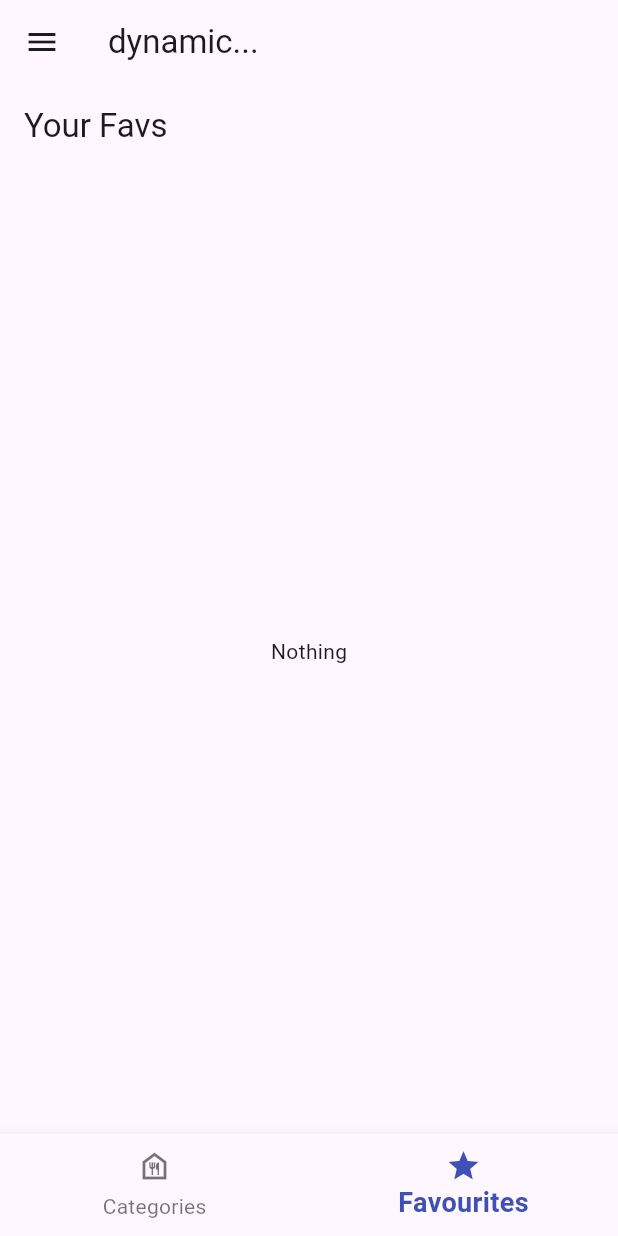
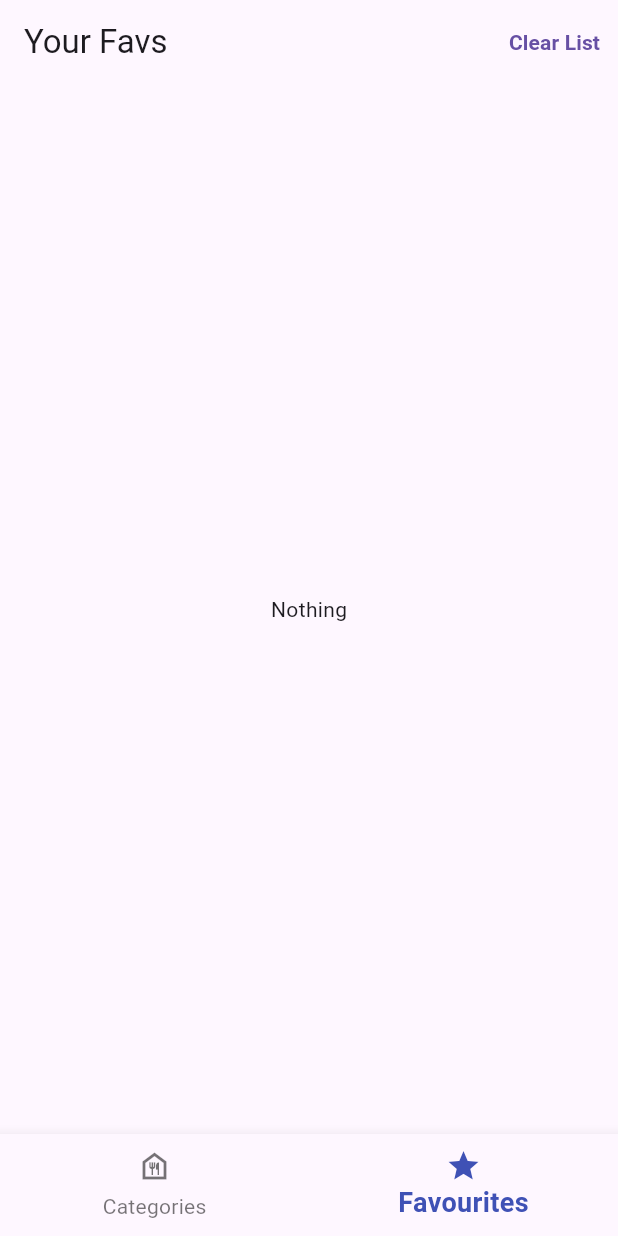
Before and after one commit to Muha06/meal-recipe-app, a Flutter app: the screen it shows after launch, item 2 of the bottom bar chosen, on a phone screen of 412 x 824 dp. Run offline on Flutter 3.47's test engine with Material 3 defaults, Android fonts, the phone set to English and light mode, and no system bars; our stand-ins replace flutter_riverpod, google_fonts, transparent_image.

Commit message:
added Riverpod

```diff
--- a/lib/main.dart
+++ b/lib/main.dart
@@ -1,9 +1,10 @@
 import 'package:flutter/material.dart';
+import 'package:flutter_riverpod/flutter_riverpod.dart';
 import 'package:google_fonts/google_fonts.dart';
 import 'package:meals/screens/tabs_screens.dart';
 
 void main() {
-  runApp(const MyApp());
+  runApp(const ProviderScope(child: MyApp()));
   // ignore: unused_local_variable
   final theme = ThemeData(
     useMaterial3: true,
--- /dev/null
+++ b/lib/providers/meals_provider.dart
@@ -0,0 +1,6 @@
+import 'package:flutter_riverpod/flutter_riverpod.dart';
+import 'package:meals/data/dummy_data.dart';
+
+final mealsProvider = Provider((Ref ref) {
+  return dummyMeals;
+});
--- a/lib/screens/categories_screen.dart
+++ b/lib/screens/categories_screen.dart
@@ -8,11 +8,9 @@ import 'package:meals/models/meals.dart';
 class CategoriesScreen extends StatelessWidget {
   const CategoriesScreen({
     super.key,
-    required this.onToggleFav,
     required this.userFilteredMeals,
   });
 
-  final void Function(Meal meal) onToggleFav;
   final List<Meal> userFilteredMeals;
 
   void selectCategory(context, Category category) {
@@ -26,7 +24,6 @@ class CategoriesScreen extends StatelessWidget {
         builder: (ctx) => MealsScreen(
           meals: filteredMeals,
           title: category.title,
-          onToggleFav: onToggleFav,
         ),
       ),
     );
--- a/lib/screens/meals_screen.dart
+++ b/lib/screens/meals_screen.dart
@@ -1,34 +1,49 @@
 import 'package:flutter/material.dart';
+import 'package:flutter_riverpod/flutter_riverpod.dart';
 import 'package:meals/models/meals.dart';
+import 'package:meals/providers/favourites_provider.dart';
 import 'package:meals/widgets/meal_item.dart';
 
-class MealsScreen extends StatelessWidget {
+class MealsScreen extends ConsumerWidget {
   const MealsScreen({
     super.key,
     required this.meals,
     this.title,
-    required this.onToggleFav,
+    this.isFavScreen = false,
   });
 
   final String? title;
   final List<Meal> meals;
-  //i need a fcn that accepts a meal
-  final void Function(Meal meal) onToggleFav;
+  final bool isFavScreen;
 
   @override
-  Widget build(BuildContext context) {
+  Widget build(BuildContext context, WidgetRef ref) {
     Widget maincontent = const Center(child: Text('Nothing'));
 
     if (meals.isNotEmpty) {
       maincontent = ListView.builder(
         itemCount: meals.length,
         itemBuilder: (ctx, idx) {
-          return MealItem(meal: meals[idx], onToggleFav: onToggleFav);
+          return MealItem(meal: meals[idx]);
         },
       );
     }
     return Scaffold(
-      appBar: AppBar(title: Text(title!)),
+      appBar: AppBar(
+        title: Text(title!),
+        actions: [
+          if (isFavScreen)
+            TextButton(
+              onPressed: () {
+                ref.read(favoritesMealsProvider.notifier).clearFavMeals();
+              },
+              child: const Text(
+                "Clear List",
+                style: TextStyle(fontWeight: FontWeight.bold),
+              ),
+            ),
+        ],
+      ),
       body: maincontent,
     );
   }
--- a/lib/screens/tabs_screens.dart
+++ b/lib/screens/tabs_screens.dart
@@ -1,5 +1,9 @@
 import 'package:flutter/material.dart';
-import 'package:meals/data/dummy_data.dart';
+
+import 'package:flutter_riverpod/flutter_riverpod.dart';
+import 'package:meals/providers/favourites_provider.dart';
+import 'package:meals/providers/meals_provider.dart';
+
 import 'package:meals/models/meals.dart';
 import 'package:meals/screens/categories_screen.dart';
 import 'package:meals/screens/filters_screen.dart';
@@ -13,66 +17,50 @@ const kInitialFilters = {
   Filters.vegetarian: false,
 };
 
-class TabsScreens extends StatefulWidget {
+class TabsScreens extends ConsumerStatefulWidget {
   const TabsScreens({super.key});
 
   @override
-  State<TabsScreens> createState() => _TabsScreenState();
+  ConsumerState<TabsScreens> createState() => _TabsScreenState();
 }
 
-class _TabsScreenState extends State<TabsScreens> {
+class _TabsScreenState extends ConsumerState<TabsScreens> {
   Map<Filters, bool> _selectedFilters = kInitialFilters;
 
   int selectedIndex = 0;
-  final List<Meal> favouritesMeals = [];
-
-  void togglefavoriteStatus(Meal meal) {
-    final isExisting = favouritesMeals.contains(meal);
-    if (isExisting) {
-      setState(() {
-        favouritesMeals.remove(meal);
-      });
-    } else {
-      setState(() {
-        favouritesMeals.add(meal);
-      });
-    }
-  }
 
   @override
   Widget build(BuildContext context) {
+    final allMeals = ref.watch(mealsProvider);
+
     //filtering meals and storing filtered meals into a list
-    final availableMeals = dummyMeals.where((meal) {
+    final availableMeals = allMeals.where((meal) {
       //filters if a meal is meets some cond
       //if a selectedFilter(false) && meal.conditions  is false
-      if (_selectedFilters[Filters.glutenFree]! &&
-          !meal.isGlutenFree) {
+      if (_selectedFilters[Filters.glutenFree]! && !meal.isGlutenFree) {
         return false;
       }
-      if (_selectedFilters[Filters.lactoseFree]! &&
-          !meal.isLactoseFree) {
+      if (_selectedFilters[Filters.lactoseFree]! && !meal.isLactoseFree) {
         return false;
       }
       if (_selectedFilters[Filters.vegan]! && !meal.isVegan) {
         return false;
       }
-      if (_selectedFilters[Filters.vegetarian]! &&
-          !meal.isVegetarian) {
+      if (_selectedFilters[Filters.vegetarian]! && !meal.isVegetarian) {
         return false;
       }
       return true;
     }).toList();
 
     //catgories screen
-    Widget activePage = CategoriesScreen(
-      onToggleFav: togglefavoriteStatus,
-      userFilteredMeals: availableMeals,
-    );
+    Widget activePage = CategoriesScreen(userFilteredMeals: availableMeals);
+    //navigating to favorites screen
     if (selectedIndex == 1) {
+      final favMeals = ref.watch(favoritesMealsProvider);
       activePage = MealsScreen(
-        meals: favouritesMeals,
-        onToggleFav: togglefavoriteStatus,
+        meals: favMeals,
         title: 'Your Favs',
+        isFavScreen: true,
       );
     }
 
@@ -83,8 +71,7 @@ class _TabsScreenState extends State<TabsScreens> {
         final results = await Navigator.push<Map<Filters, bool>>(
           context,
           MaterialPageRoute(
-            builder: (ctx) =>
-                FiltersScreen(currentFilters: _selectedFilters),
+            builder: (ctx) => FiltersScreen(currentFilters: _selectedFilters),
           ),
         );
         setState(() {
@@ -96,7 +83,9 @@ class _TabsScreenState extends State<TabsScreens> {
     }
 
     return Scaffold(
-      appBar: AppBar(title: const Text('dynamic...')),
+      appBar: selectedIndex == 0
+          ? AppBar(title: const Text("Categories"))
+          : null,
       body: activePage,
       drawer: MealsDrawer(onselectTile: setScreen),
       bottomNavigationBar: BottomNavigationBar(
@@ -106,10 +95,7 @@ class _TabsScreenState extends State<TabsScreens> {
         ),
         selectedItemColor: Colors.indigo,
 
-        unselectedLabelStyle: const TextStyle(
-          color: Colors.grey,
-          fontSize: 14,
-        ),
+        unselectedLabelStyle: const TextStyle(color: Colors.grey, fontSize: 14),
         currentIndex: selectedIndex,
         onTap: (index) {
           setState(() {
@@ -121,10 +107,7 @@ class _TabsScreenState extends State<TabsScreens> {
             icon: Icon(Icons.food_bank_outlined),
             label: 'Categories',
           ),
-          BottomNavigationBarItem(
-            icon: Icon(Icons.star),
-            label: 'Favourites',
-          ),
+          BottomNavigationBarItem(icon: Icon(Icons.star), label: 'Favourites'),
         ],
       ),
     );
```
Also changed, not shown: lib/providers/favourites_provider.dart (added, +41 -0 lines), lib/screens/filters_screen.dart (+4 -16 lines), lib/screens/meal_detail_screen.dart (+19 -20 lines), lib/widgets/meal_item.dart (+4 -18 lines), lib/widgets/meals_drawer.dart (+4 -9 lines), pubspec.yaml (+6 -36 lines), pubspec.lock.
